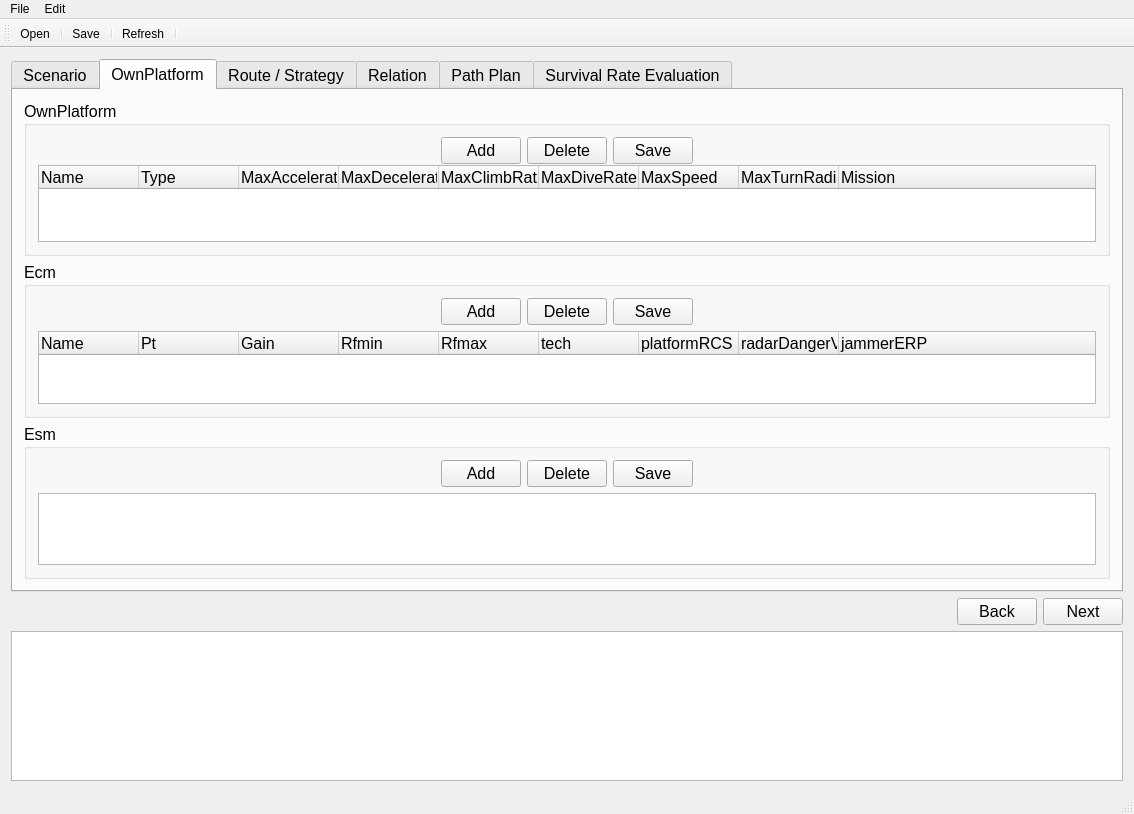
This is PathPlanGui/MainWindow.ui in louie17/PathPlanning as Qt 5 draws it before an edit. The edited form follows.
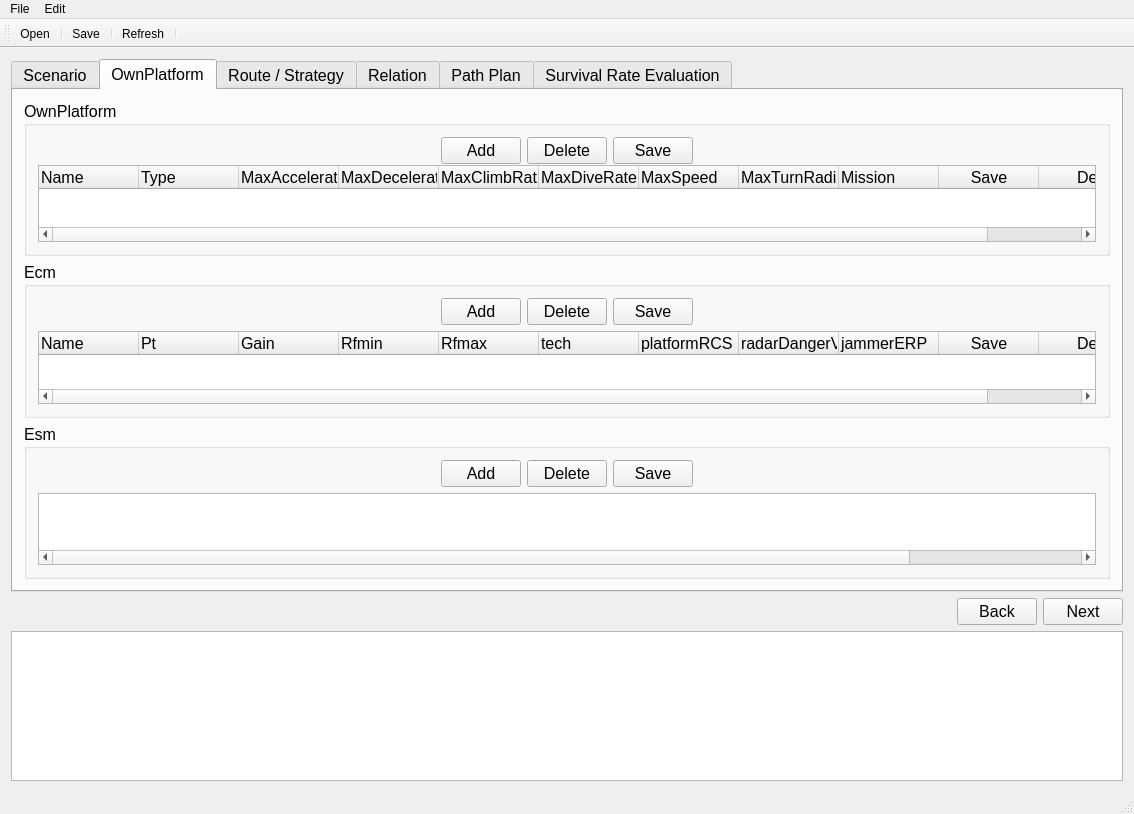
This is the edited form. The open tabs and pages were chosen to show the change. Custom widgets are drawn as their Qt base class.

Commit message: 现在剩下relation每行的保存和删除按钮需要添加，以及每个节点的add

```diff
--- a/PathPlanGui/MainWindow.ui
+++ b/PathPlanGui/MainWindow.ui
@@ -949,6 +949,16 @@
                      <set>AlignJustify|AlignVCenter</set>
                     </property>
                    </column>
+                   <column>
+                    <property name="text">
+                     <string>Save</string>
+                    </property>
+                   </column>
+                   <column>
+                    <property name="text">
+                     <string>Del</string>
+                    </property>
+                   </column>
                   </widget>
                  </item>
                 </layout>
@@ -1142,6 +1152,16 @@
                      <set>AlignJustify|AlignVCenter</set>
                     </property>
                    </column>
+                   <column>
+                    <property name="text">
+                     <string>Save</string>
+                    </property>
+                   </column>
+                   <column>
+                    <property name="text">
+                     <string>Del</string>
+                    </property>
+                   </column>
                   </widget>
                  </item>
                 </layout>
@@ -1320,6 +1340,16 @@
                      <string>Aeff</string>
                     </property>
                    </column>
+                   <column>
+                    <property name="text">
+                     <string>Save</string>
+                    </property>
+                   </column>
+                   <column>
+                    <property name="text">
+                     <string>Del</string>
+                    </property>
+                   </column>
                   </widget>
                  </item>
                 </layout>
```
Left out of the diff: 22 changed lines with no effect on the pictures. The commit also changes 2 other files.
